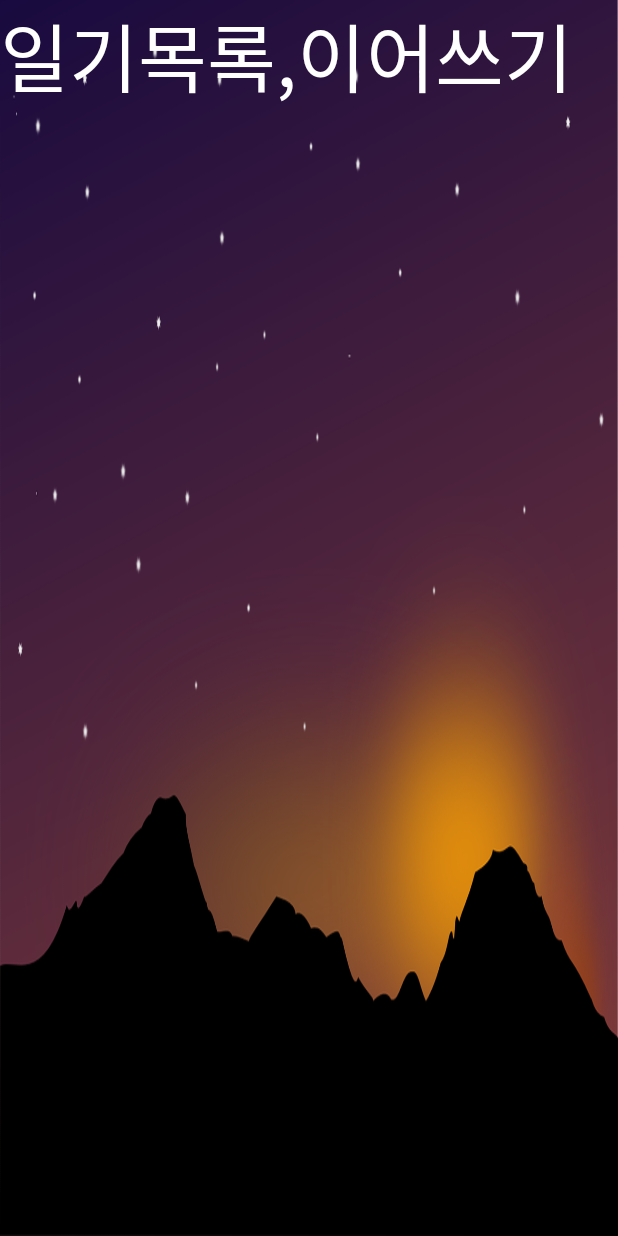
After one commit to kim-min-ju449/Secret_Diary, an Android app: the layout listdiary.xml on its own in the app's theme, with its tools: preview values and no code run, on a phone screen of 412 x 824 dp. The commit adds this screen. Run offline under Robolectric (Android 15) with nearby library versions, the phone set to English and light mode, and no system bars.

Commit message:
listdiary innit commit

```diff
--- a/app/src/main/AndroidManifest.xml
+++ b/app/src/main/AndroidManifest.xml
@@ -8,7 +8,7 @@
         android:label="@string/app_name"
         android:roundIcon="@mipmap/ic_launcher_round"
         android:supportsRtl="true"
-        android:theme="@style/Theme.Secret_Daiary">
+        android:theme="@style/AppTheme.NoActionBar">
         <activity android:name=".MainActivity">
             <intent-filter>
                 <action android:name="android.intent.action.MAIN" />
--- a/app/src/main/java/kr/hs/emirim/w2023/secret_daiary/DiaryActivity.java
+++ b/app/src/main/java/kr/hs/emirim/w2023/secret_daiary/DiaryActivity.java
@@ -2,6 +2,7 @@ package kr.hs.emirim.w2023.secret_daiary;
 
 
 import android.os.Bundle;
+import android.widget.Button;
 
 import androidx.annotation.Nullable;
 import androidx.appcompat.app.AppCompatActivity;
@@ -10,6 +11,7 @@ import java.text.SimpleDateFormat;
 import java.util.Date;
 
 public class DiaryActivity extends AppCompatActivity {
+    Button btn;
     long mNow;
     Date mDate;
     SimpleDateFormat mFormat = new SimpleDateFormat("yyyy-MM-dd hh:mm:ss");
--- /dev/null
+++ b/app/src/main/res/layout/listdiary.xml
@@ -0,0 +1,28 @@
+<?xml version="1.0" encoding="utf-8"?>
+<LinearLayout
+    xmlns:android="http://schemas.android.com/apk/res/android"
+    android:layout_width="match_parent"
+    android:layout_height="match_parent"
+    android:orientation="horizontal"
+    android:background="@drawable/background">
+    <TextView
+        android:text="일기목록,이어쓰기"
+        android:textColor="@color/white"
+        android:textSize="50dp"
+        android:layout_width="wrap_content"
+        android:layout_height="wrap_content"/>
+    <TextView
+        android:id="@+id/title"
+        android:textColor="@color/white"
+        android:layout_weight="1"
+        android:layout_width="match_parent"
+        android:layout_height="match_parent"/>
+    <TextView
+        android:id="@+id/date"
+        android:textColor="@color/white"
+        android:layout_weight="1"
+        android:layout_width="match_parent"
+        android:layout_height="match_parent"/>
+
+
+</LinearLayout>
--- a/app/src/main/res/values/themes.xml
+++ b/app/src/main/res/values/themes.xml
@@ -1,7 +1,10 @@
 <resources xmlns:tools="http://schemas.android.com/tools">
     <!-- Base application theme. -->
-    <style name="Theme.Secret_Daiary" parent="Theme.AppCompat.Light">
+    <style name="AppTheme.NoActionBar" parent="Theme.AppCompat.Light">
         <!-- Primary brand color. -->
+        <item name="windowActionBar">false</item>
+
+        <item name="windowNoTitle">true</item>
         <item name="colorPrimary">@color/purple_500</item>
         <item name="colorPrimaryVariant">@color/purple_700</item>
         <item name="colorOnPrimary">@color/white</item>
```
